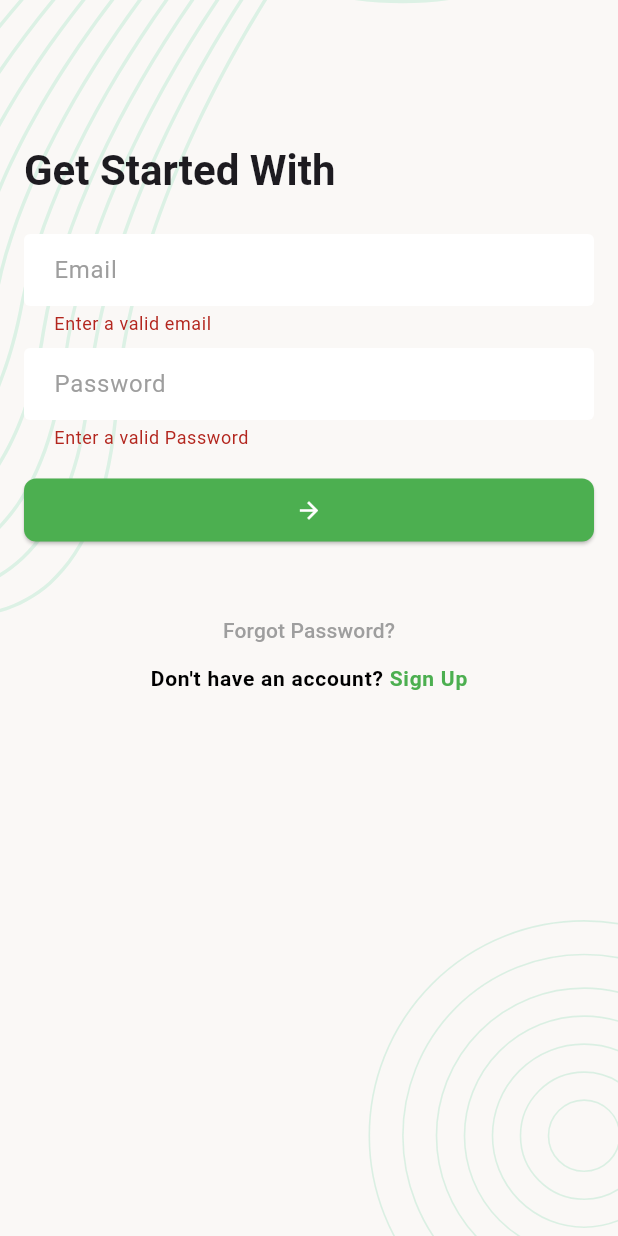
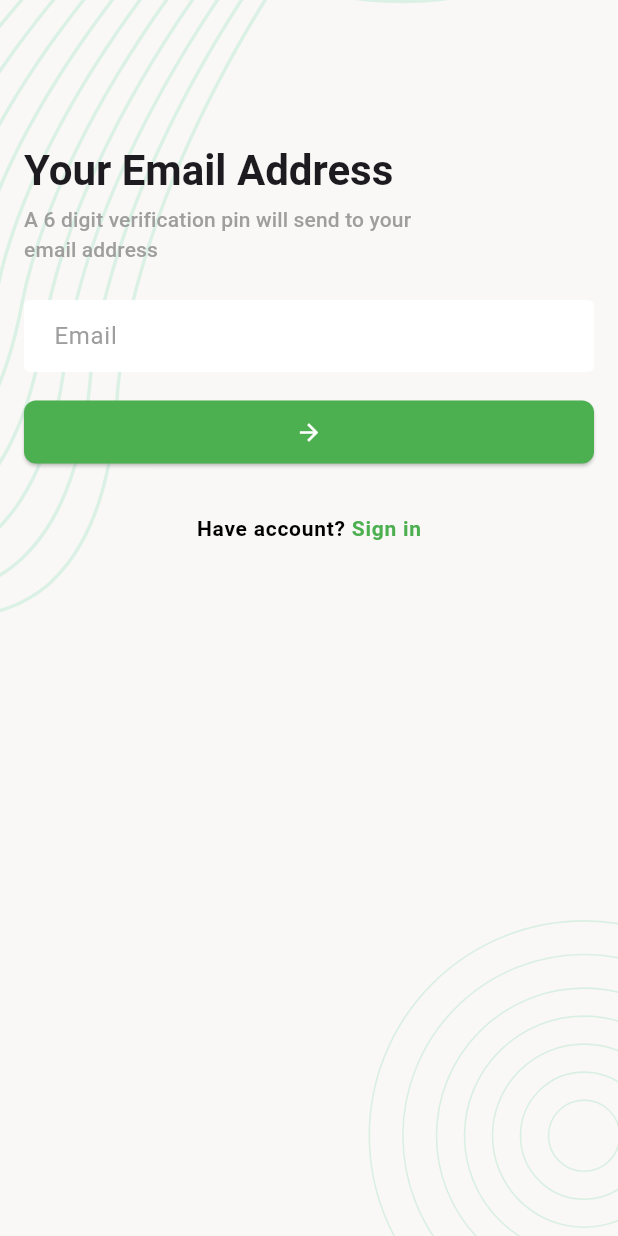
Before and after one commit to sumitro204/1.Task-Manager-App-Flutter, a Flutter app: the screen it shows after launch, after a tap on the "arrow forward" icon, after a tap on "Forgot Password?", on a phone screen of 412 x 824 dp. Run offline on Flutter 3.47's test engine with Material 3 defaults, Android fonts, the phone set to English and light mode, and no system bars; our stand-ins replace email_validator, flutter_svg, pin_code_fields.

Commit message:
all screen added

```diff
--- a/lib/app.dart
+++ b/lib/app.dart
@@ -1,4 +1,7 @@
 import 'package:flutter/material.dart';
+import 'package:task_manager/ui/screens/change_password_screen.dart';
+import 'package:task_manager/ui/screens/forgot_password_email_screen.dart';
+import 'package:task_manager/ui/screens/pin_verification_screen.dart';
 import 'package:task_manager/ui/screens/sign_in_screen.dart';
 import 'package:task_manager/ui/screens/sign_up_screen.dart';
 import 'package:task_manager/ui/screens/splash_screen.dart';
@@ -19,6 +22,7 @@ class _TaskManagerAppState extends State<TaskManagerApp> {
         // colorSchemeSeed: Colors.green,
         textTheme: TextTheme(
           titleLarge: TextStyle(fontSize: 28, fontWeight: FontWeight.w700),
+
         ),
         inputDecorationTheme: InputDecorationTheme(
           fillColor: Colors.white,
@@ -52,6 +56,9 @@ class _TaskManagerAppState extends State<TaskManagerApp> {
          SplashScreen.name: (context) => SplashScreen(),
          SignInScreen.name : (context) => SignInScreen(),
          SignUpScreen.name : (context) => SignUpScreen(),
+         ForgotPasswordEmailScreen.name: (context) => ForgotPasswordEmailScreen(),
+        PinVerificationScreen.name : (context) => PinVerificationScreen(),
+        ChangePasswordScreen.name : (context) => ChangePasswordScreen(),
       },
     );
   }
--- /dev/null
+++ b/lib/ui/screens/forgot_password_email_screen.dart
@@ -0,0 +1,120 @@
+import 'package:email_validator/email_validator.dart';
+import 'package:flutter/gestures.dart';
+import 'package:flutter/material.dart';
+import 'package:task_manager/ui/screens/pin_verification_screen.dart';
+import 'package:task_manager/ui/screens/sign_in_screen.dart';
+
+import '../widgets/screen_background.dart';
+
+class ForgotPasswordEmailScreen extends StatefulWidget {
+  const ForgotPasswordEmailScreen({super.key});
+
+  static const name = '/forgot-password-email';
+
+  @override
+  State<ForgotPasswordEmailScreen> createState() =>
+      _ForgotPasswordEmailScreenState();
+}
+
+class _ForgotPasswordEmailScreenState extends State<ForgotPasswordEmailScreen> {
+  final TextEditingController _emailTEController = TextEditingController();
+  final GlobalKey<FormState> _formKey = GlobalKey<FormState>();
+
+  @override
+  Widget build(BuildContext context) {
+    return Scaffold(
+      body: ScreenBackground(
+        child: SingleChildScrollView(
+          child: Padding(
+            padding: const EdgeInsets.all(16),
+            child: Form(
+              key: _formKey,
+              autovalidateMode: AutovalidateMode.onUserInteraction,
+              child: Column(
+                crossAxisAlignment: CrossAxisAlignment.start,
+                children: [
+                  SizedBox(height: 80),
+                  Text(
+                    'Your Email Address',
+                    style: Theme.of(context).textTheme.titleLarge,
+                  ),
+                  const SizedBox(height: 4),
+                  Text(
+                    'A 6 digit verification pin will send to your \nemail address',
+                    style: Theme.of(
+                      context,
+                    ).textTheme.titleSmall?.copyWith(color: Colors.grey),
+                  ),
+                  const SizedBox(height: 24),
+                  TextFormField(
+                    controller: _emailTEController,
+                    textInputAction: TextInputAction.next,
+                    decoration: InputDecoration(hintText: 'Email'),
+
+                    validator: (String? value) {
+                      String email = value ?? '';
+                      if (EmailValidator.validate(email) == false) {
+                        return "Enter a valid email";
+                      }
+                      return null;
+                    },
+                  ),
+
+                  SizedBox(height: 16),
+                  ElevatedButton(
+                    onPressed: _onTapVerifyButton,
+                    child: Icon(Icons.arrow_forward, color: Colors.white),
+                  ),
+                  const SizedBox(height: 32),
+                  Center(
+                    child: RichText(
+                      text: TextSpan(
+                        text: "Have account? ",
+                        style: TextStyle(
+                          fontWeight: FontWeight.w600,
+                          color: Colors.black,
+                          letterSpacing: 0.5,
+                        ),
+                        children: [
+                          TextSpan(
+                            text: 'Sign in',
+                            style: TextStyle(
+                              color: Colors.green,
+                              fontWeight: FontWeight.w700,
+                            ),
+                            recognizer:
+                                TapGestureRecognizer()
+                                  ..onTap = _onTapSignInButton,
+                          ),
+                        ],
+                      ),
+                    ),
+                  ),
+                ],
+              ),
+            ),
+          ),
+        ),
+      ),
+    );
+  }
+
+  void _onTapVerifyButton() {
+    if (_formKey.currentState!.validate()) {
+      // TODO : verify
+      Navigator.pushNamed(context, PinVerificationScreen.name);
+    }
+  }
+
+  void _onTapSignInButton() {
+    Navigator.pushNamed(context, SignInScreen.name);
+
+  }
+
+  @override
+  void dispose() {
+    // TODO: implement dispose
+    super.dispose();
+    _emailTEController.dispose();
+  }
+}
--- a/lib/ui/screens/sign_in_screen.dart
+++ b/lib/ui/screens/sign_in_screen.dart
@@ -2,6 +2,7 @@ import 'package:email_validator/email_validator.dart';
 import 'package:flutter/gestures.dart';
 import 'package:flutter/material.dart';
 import 'package:flutter_svg/svg.dart';
+import 'package:task_manager/ui/screens/forgot_password_email_screen.dart';
 import 'package:task_manager/ui/screens/sign_up_screen.dart';
 import 'package:task_manager/ui/widgets/screen_background.dart';
 
@@ -122,10 +123,10 @@ class _SignInScreenState extends State<SignInScreen> {
   }
   }
   void _onTapSignUpButton(){
-    Navigator.pushReplacementNamed(context, SignUpScreen.name);
+    Navigator.pushNamed(context, SignUpScreen.name);
   }
   void _onTapForgotPasswordButton(){
-
+    Navigator.pushNamed(context, ForgotPasswordEmailScreen.name);
   }
 
   @override
--- a/lib/ui/screens/sign_up_screen.dart
+++ b/lib/ui/screens/sign_up_screen.dart
@@ -159,10 +159,11 @@ class _SignInScreenState extends State<SignUpScreen> {
   void _onTapSignUpButton(){
     if(_formKey.currentState!.validate()){
       // TODO: Sign in with API
+      Navigator.pushNamed(context, SignInScreen.name);
     }
   }
   void _onTapSignInButton(){
-    Navigator.popAndPushNamed(context, SignInScreen.name);
+    Navigator.pushNamed(context, SignInScreen.name);
   }
 
 
--- a/pubspec.yaml
+++ b/pubspec.yaml
@@ -14,6 +14,7 @@ dependencies:
     sdk: flutter
   flutter_svg: ^2.2.0
   email_validator: ^3.0.0
+  pin_code_fields: ^8.0.1
 
 dev_dependencies:
   flutter_test:
```
Also changed, not shown: lib/ui/screens/change_password_screen.dart (added, +137 -0 lines), lib/ui/screens/pin_verification_screen.dart (added, +126 -0 lines), pubspec.lock.
